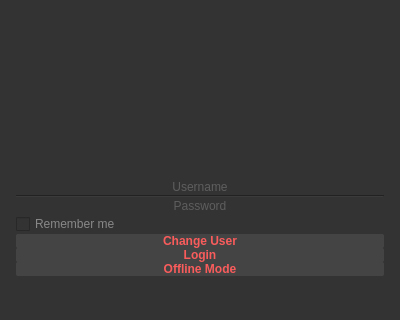
Before: the Qt Designer form src/presentation/forms/authenticationview.ui in othieno/itchio-app, drawn with Qt 5; both pictures show x 0 to 400 and y 149 to 469 of the 400 by 469 pixel window.
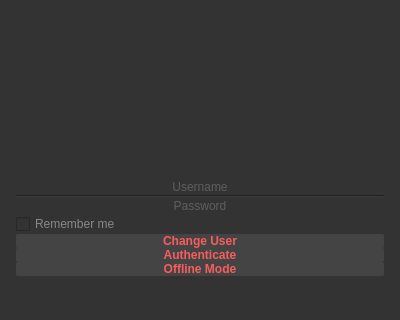
After: the same form once the commit is applied. Icons and pictures are not drawn.

The edit to the form file:
```diff
--- a/src/presentation/forms/authenticationview.ui
+++ b/src/presentation/forms/authenticationview.ui
@@ -227,7 +227,7 @@
       <bool>true</bool>
      </property>
      <property name="text">
-      <string>Login</string>
+      <string>Authenticate</string>
      </property>
     </widget>
    </item>
```
